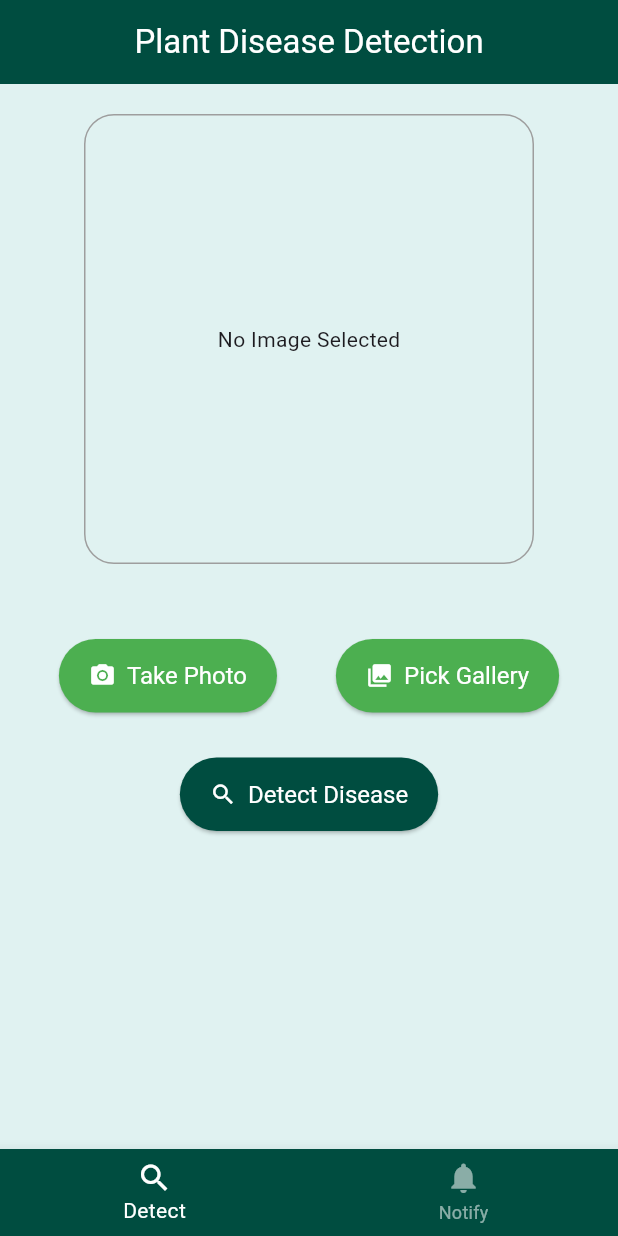
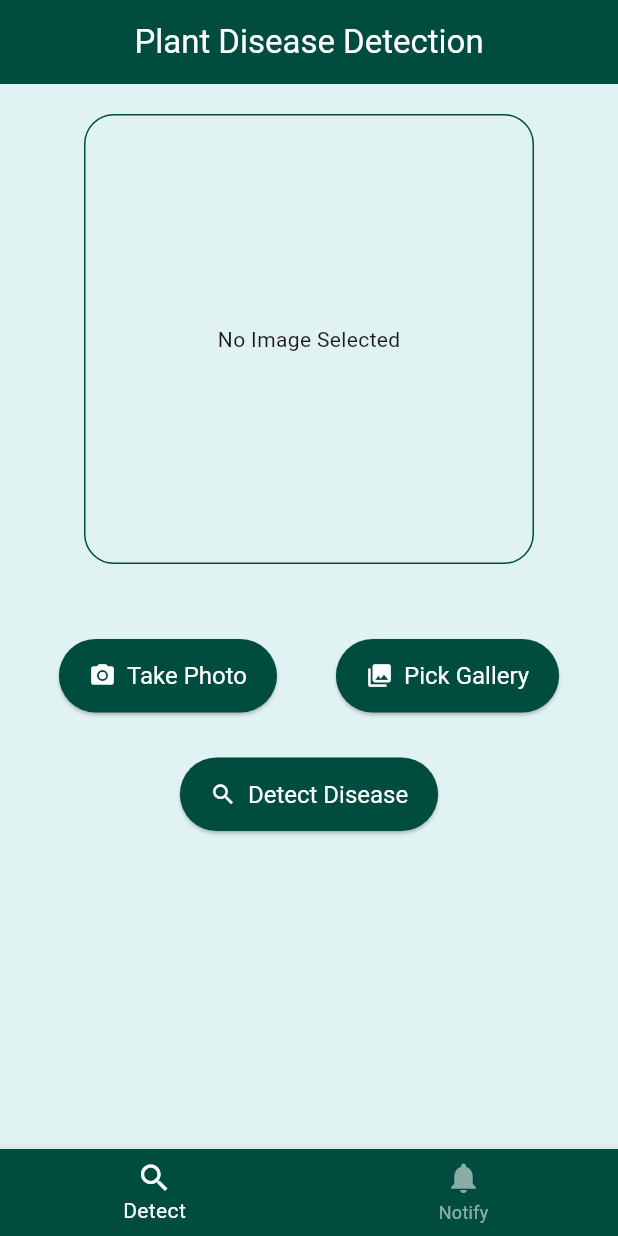
Before and after one commit to ChrisKusi/plant_detect, a Flutter app: the screen it shows after launch, on a phone screen of 412 x 824 dp. Run offline on Flutter 3.47's test engine with Material 3 defaults, Android fonts, the phone set to English and light mode, and no system bars; our stand-ins replace image_picker, lottie, shared_preferences.

Commit message:
updated UI for home.dart

```diff
--- a/lib/home.dart
+++ b/lib/home.dart
@@ -223,7 +223,7 @@ class _HomeState extends State<Home> {
               Container(
                 margin: const EdgeInsets.all(20),
                 decoration: BoxDecoration(
-                  border: Border.all(color: Colors.grey),
+                  border: Border.all(color: const Color(0xFF004d40),),
                   borderRadius: BorderRadius.circular(20),
                 ),
                 height: 300,
@@ -249,7 +249,7 @@ class _HomeState extends State<Home> {
                     icon: const Icon(Icons.camera_alt),
                     label: const Text("Take Photo"),
                     style: ElevatedButton.styleFrom(
-                      backgroundColor: Colors.green,
+                      backgroundColor: const Color(0xFF004d40),
                       padding: const EdgeInsets.symmetric(horizontal: 20, vertical: 15),
                       textStyle: const TextStyle(fontSize: 16, color: Colors.white),
                       iconColor: Colors.white,
@@ -261,7 +261,7 @@ class _HomeState extends State<Home> {
                     icon: const Icon(Icons.photo_library),
                     label: const Text("Pick Gallery"),
                     style: ElevatedButton.styleFrom(
-                      backgroundColor: Colors.green,
+                      backgroundColor: const Color(0xFF004d40),
                       padding: const EdgeInsets.symmetric(horizontal: 20, vertical: 15),
                       textStyle: const TextStyle(fontSize: 16, color: Colors.white),
                       iconColor: Colors.white,
```
